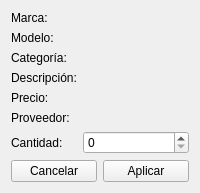
Qt form ui/modify_stock.ui (Matiti061/TecnoPC) before a commit.
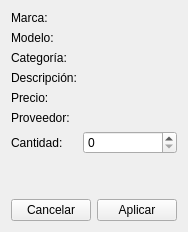
The same form after that commit.

The edit to the form file:
```diff
--- a/ui/modify_stock.ui
+++ b/ui/modify_stock.ui
@@ -2,6 +2,14 @@
 <ui version="4.0">
  <class>ModifyStockForm</class>
  <widget class="QWidget" name="ModifyStockForm">
+  <property name="geometry">
+   <rect>
+    <x>0</x>
+    <y>0</y>
+    <width>188</width>
+    <height>232</height>
+   </rect>
+  </property>
   <property name="windowTitle">
    <string>Administrar Stock</string>
   </property>
```
Left out of the diff: 38 changed lines with no effect on the pictures.
